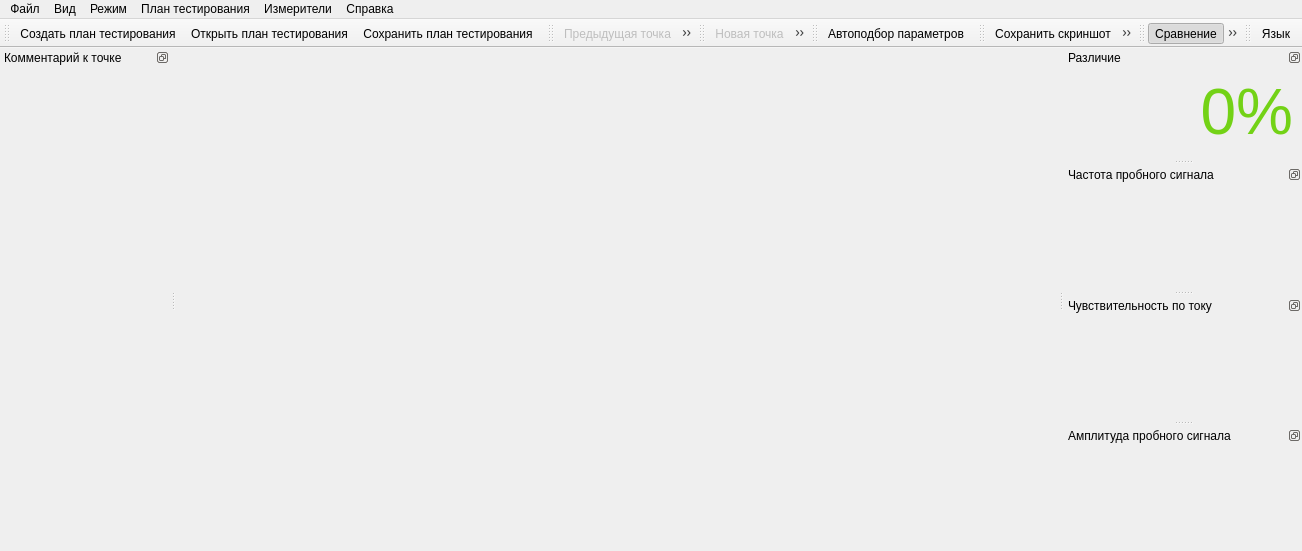
EPC-MSU/EPLab, file gui/mainwindow.ui: the form before one commit.
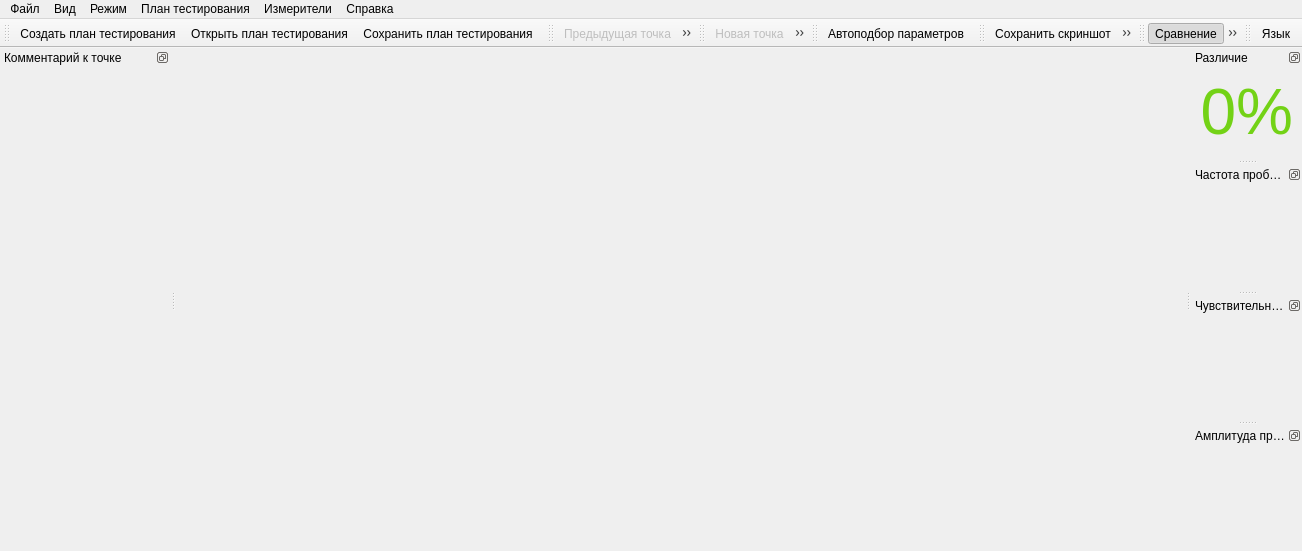
The form after the commit. Icons and pictures are not drawn.

Commit message: Fixed minimum width for difference widget and added consolas.ttf font #121643

```diff
--- a/gui/mainwindow.ui
+++ b/gui/mainwindow.ui
@@ -26,7 +26,7 @@
    </property>
    <property name="minimumSize">
     <size>
-     <width>220</width>
+     <width>94</width>
      <height>109</height>
     </size>
    </property>
@@ -57,7 +57,7 @@
       <widget class="QLabel" name="score_label">
        <property name="minimumSize">
         <size>
-         <width>220</width>
+         <width>0</width>
          <height>0</height>
         </size>
        </property>
@@ -68,7 +68,7 @@
         </size>
        </property>
        <property name="text">
-        <string>&lt;html&gt;&lt;head/&gt;&lt;body&gt;&lt;p align=&quot;right&quot;&gt;&lt;span style=&quot; font-family:'Courier New,Courier,monospace'; font-size:48pt; color:#73d216;&quot;&gt;0%&lt;/span&gt;&lt;/p&gt;&lt;/body&gt;&lt;/html&gt;</string>
+        <string>&lt;html&gt;&lt;head/&gt;&lt;body&gt;&lt;p align=&quot;right&quot;&gt;&lt;span style=&quot; font-family:'Courier,monospace'; font-size:48pt; color:#73d216;&quot;&gt;0%&lt;/span&gt;&lt;/p&gt;&lt;/body&gt;&lt;/html&gt;</string>
        </property>
        <property name="textFormat">
         <enum>Qt::RichText</enum>
```
The commit also changes 3 other files.
